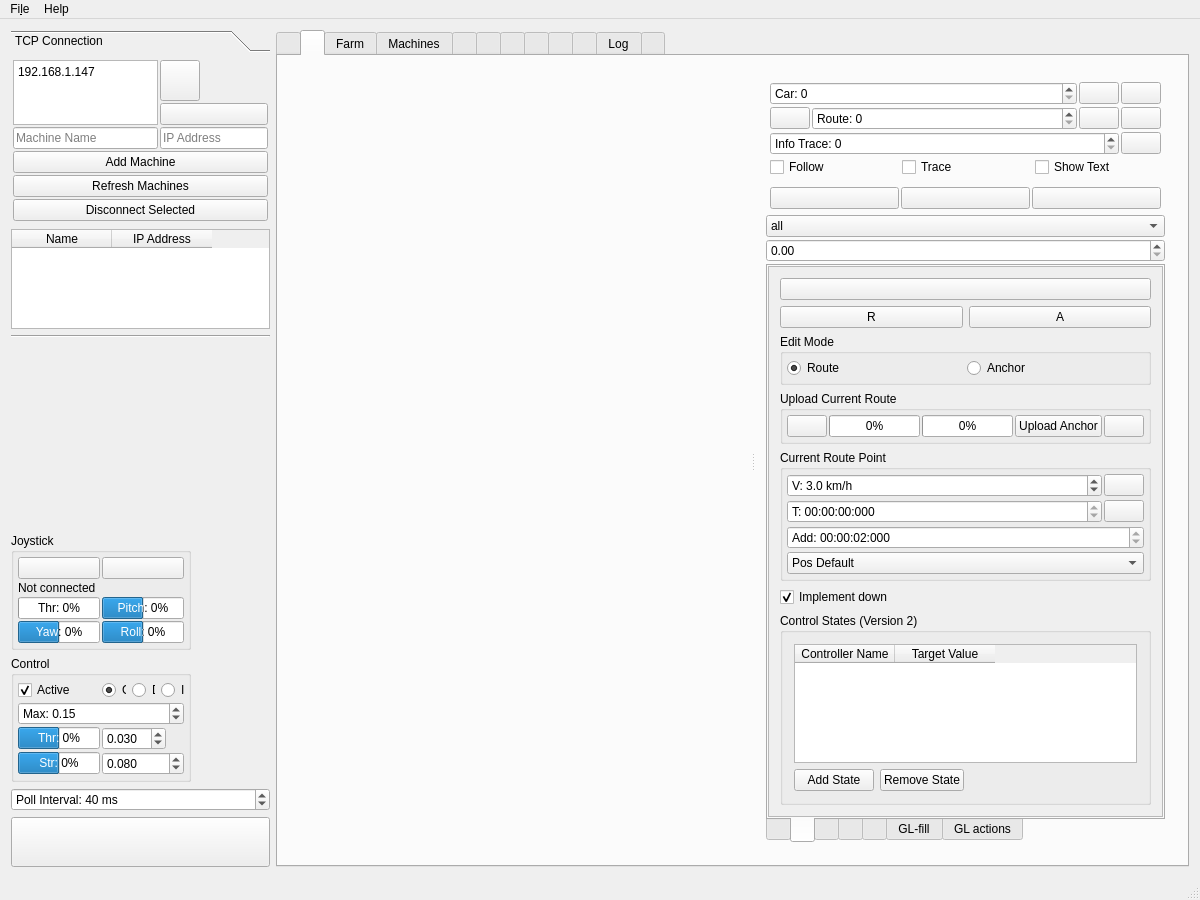
The window that Linux/RControlStation/mainwindow.ui (GunnarLarssonSLU/rise_sdvp) describes before a commit, drawn with Qt 5.
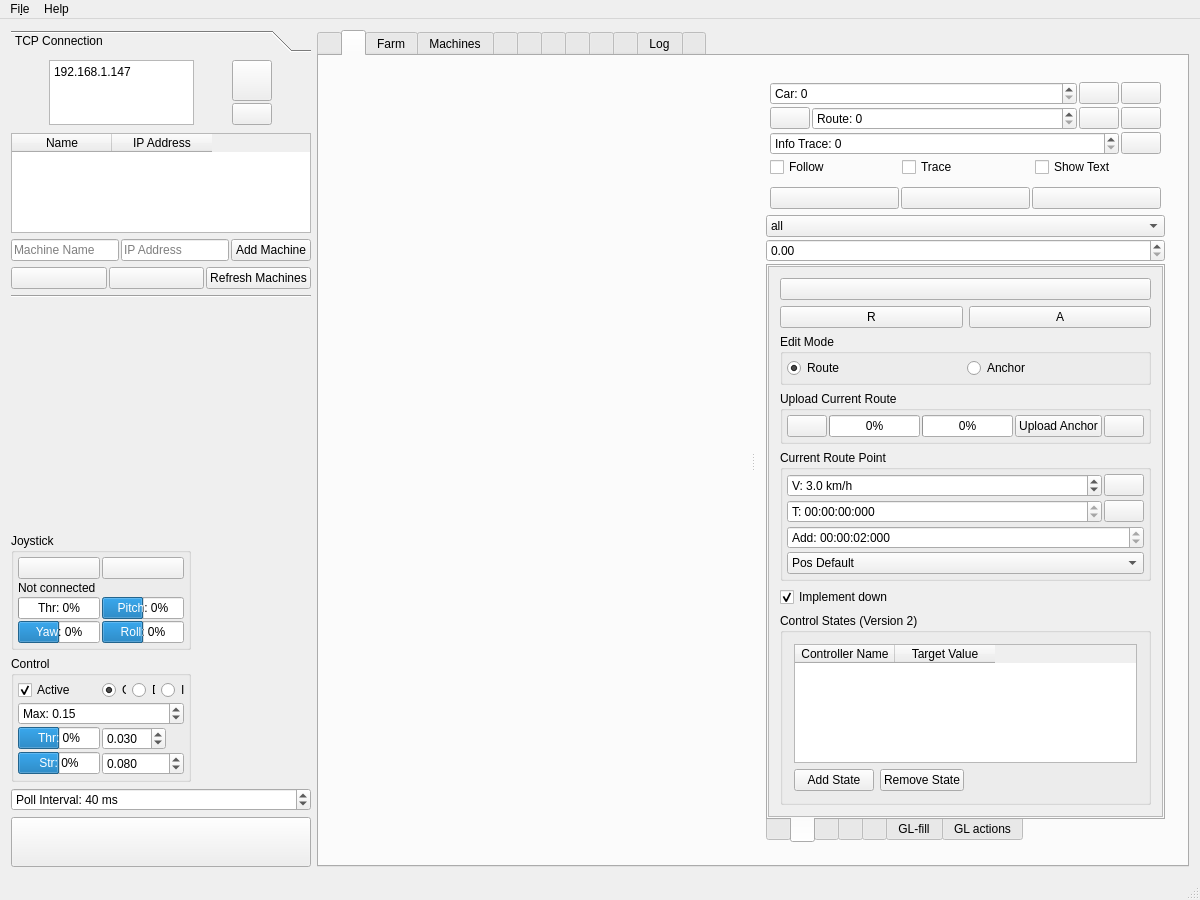
The same window after the commit. Icons and pictures are not drawn. Custom widgets are drawn as their Qt base class.

Commit message:
Add connectSelectedButton, disconnectSelectedButton, refreshMachinesButton below machinesTable - connectSelectedButton uses Connected-96.png icon (same as tcpConnectButton) - disconnectSelectedButton uses Disconnected-96.png icon (same as disconnectButton) - All three buttons share width in horizontal layout - Added machine input fields (name, IP) with Add Machine button above
Generated by Mistral Vibe.

Patch:
```diff
--- a/Linux/RControlStation/mainwindow.ui
+++ b/Linux/RControlStation/mainwindow.ui
@@ -145,41 +145,9 @@
               </property>
              </widget>
             </item>
-            <item row="4" column="0" colspan="2">
-             <widget class="QPushButton" name="refreshMachinesButton">
-              <property name="text">
-               <string>Refresh Machines</string>
-              </property>
-             </widget>
-            </item>
-            <item row="5" column="0" colspan="2">
-             <widget class="QPushButton" name="disconnectSelectedButton">
-              <property name="text">
-               <string>Disconnect Selected</string>
-              </property>
-             </widget>
-            </item>
-            <item row="2" column="0">
-             <widget class="QLineEdit" name="lineEditMachineName">
-              <property name="placeholderText">
-               <string>Machine Name</string>
-              </property>
-             </widget>
-            </item>
-            <item row="2" column="1">
-             <widget class="QLineEdit" name="lineEditMachineIp">
-              <property name="placeholderText">
-               <string>IP Address</string>
-              </property>
-             </widget>
-            </item>
-            <item row="3" column="0" colspan="2">
-             <widget class="QPushButton" name="pushButtonAddMachine">
-              <property name="text">
-               <string>Add Machine</string>
-              </property>
-             </widget>
-            </item>
+
+
+
            </layout>
           </item>
          </layout>
@@ -218,6 +186,76 @@
         </column>
        </widget>
       </item>
+      <item>
+       <layout class="QHBoxLayout" name="horizontalLayout_machineInputs">
+        <property name="spacing">
+         <number>2</number>
+        </property>
+        <item>
+         <widget class="QLineEdit" name="lineEditMachineName">
+          <property name="placeholderText">
+           <string>Machine Name</string>
+          </property>
+         </widget>
+        </item>
+        <item>
+         <widget class="QLineEdit" name="lineEditMachineIp">
+          <property name="placeholderText">
+           <string>IP Address</string>
+          </property>
+         </widget>
+        </item>
+        <item>
+         <widget class="QPushButton" name="pushButtonAddMachine">
+          <property name="text">
+           <string>Add Machine</string>
+          </property>
+         </widget>
+        </item>
+       </layout>
+      </item>
+      <item>
+       <layout class="QHBoxLayout" name="horizontalLayout_machinesButtons">
+        <property name="spacing">
+         <number>2</number>
+        </property>
+        <item>
+         <widget class="QPushButton" name="connectSelectedButton">
+          <property name="toolTip">
+           <string>Connect to selected machine</string>
+          </property>
+          <property name="text">
+           <string/>
+          </property>
+          <property name="icon">
+           <iconset resource="resources.qrc">
+            <normaloff>:/models/Icons/Connected-96.png</normaloff>:/models/Icons/Connected-96.png</iconset>
+          </property>
+         </widget>
+        </item>
+        <item>
+         <widget class="QPushButton" name="disconnectSelectedButton">
+          <property name="toolTip">
+           <string>Disconnect from selected machine</string>
+          </property>
+          <property name="text">
+           <string/>
+          </property>
+          <property name="icon">
+           <iconset resource="resources.qrc">
+            <normaloff>:/models/Icons/Disconnected-96.png</normaloff>:/models/Icons/Disconnected-96.png</iconset>
+          </property>
+         </widget>
+        </item>
+        <item>
+         <widget class="QPushButton" name="refreshMachinesButton">
+          <property name="text">
+           <string>Refresh Machines</string>
+          </property>
+         </widget>
+        </item>
+       </layout>
+      </item>
       <item>
        <widget class="Line" name="line">
         <property name="orientation">
```
